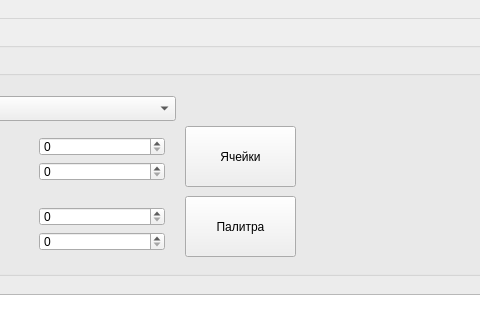
Allius27/Candle, file src/frmmain.ui: the form before one commit; both pictures show x 135 to 615 and y 0 to 320 of the 952 by 769 pixel window.
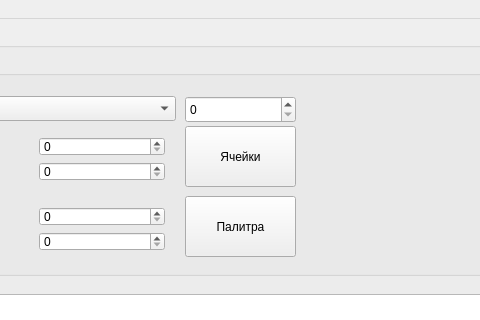
The form after the commit. Icons and pictures are not drawn. Custom widgets are drawn as their Qt base class.

Commit message: delay button

What changed in the file:
```diff
--- a/src/frmmain.ui
+++ b/src/frmmain.ui
@@ -316,6 +316,22 @@
            <string>Палитра</string>
           </property>
          </widget>
+         <widget class="QSpinBox" name="delay">
+          <property name="geometry">
+           <rect>
+            <x>300</x>
+            <y>40</y>
+            <width>111</width>
+            <height>27</height>
+           </rect>
+          </property>
+          <property name="maximum">
+           <number>15000</number>
+          </property>
+          <property name="singleStep">
+           <number>1</number>
+          </property>
+         </widget>
         </widget>
        </item>
        <item>
```
The commit also changes 2 other files.
